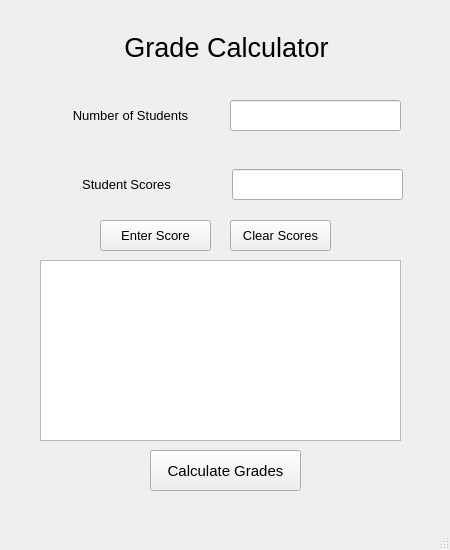
The window that GradeCalculator.ui (Artemis0621/Project1) describes before a commit, drawn with Qt 5.
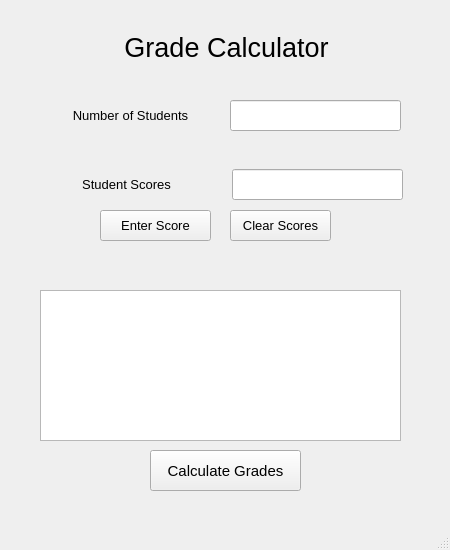
The same window after the commit.

Commit message: Changed ui file and consequently view.py to include a new error label. Updated controller.py to include basic exception handling.

The edit to the form file:
```diff
--- a/GradeCalculator.ui
+++ b/GradeCalculator.ui
@@ -119,7 +119,7 @@
     <property name="geometry">
      <rect>
       <x>100</x>
-      <y>220</y>
+      <y>210</y>
       <width>111</width>
       <height>31</height>
      </rect>
@@ -137,7 +137,7 @@
     <property name="geometry">
      <rect>
       <x>230</x>
-      <y>220</y>
+      <y>210</y>
       <width>101</width>
       <height>31</height>
      </rect>
@@ -155,9 +155,9 @@
     <property name="geometry">
      <rect>
       <x>40</x>
-      <y>260</y>
+      <y>290</y>
       <width>361</width>
-      <height>181</height>
+      <height>151</height>
      </rect>
     </property>
     <property name="font">
@@ -184,6 +184,30 @@
      <string>Calculate Grades</string>
     </property>
    </widget>
+   <widget class="QLabel" name="error_label">
+    <property name="geometry">
+     <rect>
+      <x>40</x>
+      <y>240</y>
+      <width>361</width>
+      <height>51</height>
+     </rect>
+    </property>
+    <property name="font">
+     <font>
+      <pointsize>10</pointsize>
+     </font>
+    </property>
+    <property name="text">
+     <string/>
+    </property>
+    <property name="alignment">
+     <set>Qt::AlignCenter</set>
+    </property>
+    <property name="wordWrap">
+     <bool>true</bool>
+    </property>
+   </widget>
   </widget>
   <widget class="QMenuBar" name="menubar">
    <property name="geometry">
```
Left out of the diff: 4 changed lines with no effect on the pictures. The commit also changes 2 other files.
